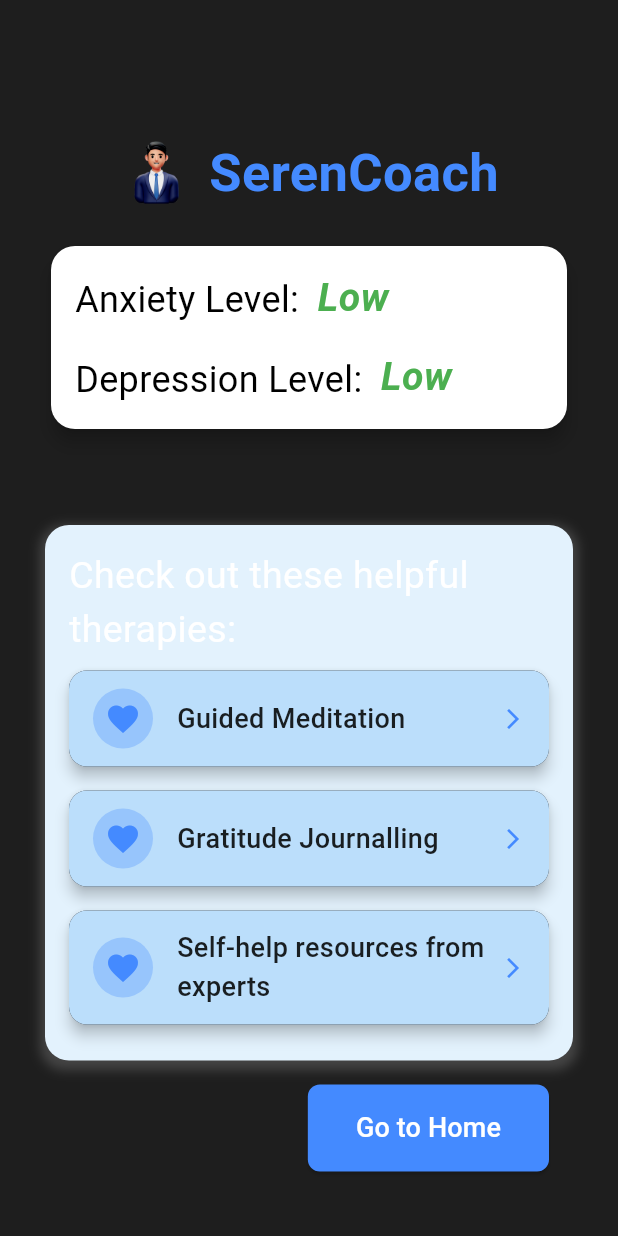
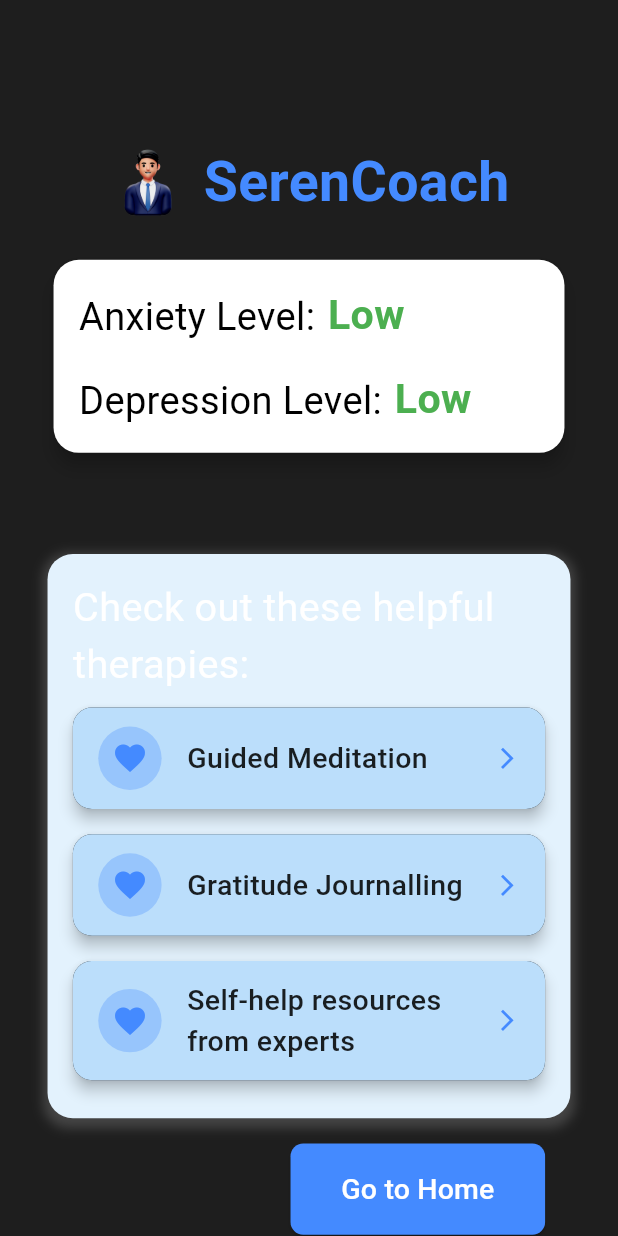
Before and after one commit to vishesh27111/SerenCoach, a Flutter app: the Detection screen opened directly with empty values, on a phone screen of 412 x 824 dp. Run offline on Flutter 3.47's test engine with Material 3 defaults, Android fonts, the light colour scheme and no system bars; our stand-ins replace camera, flutter_local_notifications, fluttertoast, just_audio, permission_handler, share_plus and 4 more; accounts and stored records are empty; network calls fail.

Commit message:
Add files via upload

```diff
--- a/flutter_app/lib/pages/detection.dart
+++ b/flutter_app/lib/pages/detection.dart
@@ -22,8 +22,8 @@ class Detection extends StatefulWidget {
   _DetectionState createState() => _DetectionState();
 }
 
-class _DetectionState extends State<Detection> with SingleTickerProviderStateMixin {
-
+class _DetectionState extends State<Detection>
+    with SingleTickerProviderStateMixin {
   @override
   void initState() {
     super.initState();
@@ -40,7 +40,8 @@ class _DetectionState extends State<Detection> with SingleTickerProviderStateMix
     final body = {'conversation': widget.conversationHistory};
 
     try {
-      final response = await http.post(url, headers: headers, body: jsonEncode(body));
+      final response =
+      await http.post(url, headers: headers, body: jsonEncode(body));
       if (response.statusCode == 201) {
         print('Conversation saved successfully');
       } else {
@@ -61,18 +62,30 @@ class _DetectionState extends State<Detection> with SingleTickerProviderStateMix
     }
   }
 
+  // Helper function to calculate dynamic sizes
+  double getDynamicSize(double baseSize) {
+    final screenWidth = MediaQuery
+        .of(context)
+        .size
+        .width;
+    return (screenWidth / 390) * baseSize; // 390 is the iPhone 13 Pro Max width
+  }
+
   @override
   Widget build(BuildContext context) {
     var anxiety = globals.anxiety ?? "low";
     var depression = globals.depression ?? "low";
-    globals.level = getLevel(anxiety, depression); // Set the level in globals
+    globals.level = getLevel(anxiety, depression);
 
     List<Map<String, dynamic>> actions;
     if (globals.level == 0) {
       actions = [
         {'title': 'Guided Meditation', 'widget': MeditationPage()},
         {'title': 'Gratitude Journalling', 'widget': GratitudeJournalPage()},
-        {'title': 'Self-help resources from experts', 'widget': ArticleListPage()},
+        {
+          'title': 'Self-help resources from experts',
+          'widget': ArticleListPage()
+        },
       ];
     } else if (globals.level == 1) {
       actions = [
@@ -86,229 +99,177 @@ class _DetectionState extends State<Detection> with SingleTickerProviderStateMix
       ];
     }
 
+    // // Helper function to calculate dynamic sizes
+    // double getDynamicSize(double baseSize) {
+    // final screenWidth = MediaQuery.of(context).size.width;
+    // return (screenWidth / 390) * baseSize; // 390 is the iPhone 13 Pro Max width
+    // }
+
     // Anxiety Color and Text
-    Color anxietyColor;
-    String anxietyLevelText;
-    if (anxiety == 'low') {
-      anxietyColor = Colors.green;
-      anxietyLevelText = 'Low';
-    } else if (anxiety == 'medium') {
-      anxietyColor = Colors.orange;
-      anxietyLevelText = 'Medium';
-    } else {
-      anxietyColor = Colors.red;
-      anxietyLevelText = 'High';
-    }
+    Color anxietyColor = anxiety == 'low'
+        ? Colors.green
+        : (anxiety == 'medium' ? Colors.orange : Colors.red);
+    String anxietyLevelText = '${anxiety[0].toUpperCase()}${anxiety.substring(1)
+        .toLowerCase()}';
 
     // Depression Color and Text
-    Color depressionColor;
-    String depressionLevelText;
-    if (depression == 'low') {
-      depressionColor = Colors.green;
-      depressionLevelText = 'Low';
-    } else if (depression == 'medium') {
-      depressionColor = Colors.orange;
-      depressionLevelText = 'Medium';
-    } else {
-      depressionColor = Colors.red;
-      depressionLevelText = 'High';
-    }
+    Color depressionColor = depression == 'low'
+        ? Colors.green
+        : (depression == 'medium' ? Colors.orange : Colors.red);
+    String depressionLevelText = '${depression[0].toUpperCase()}${anxiety
+        .substring(1).toLowerCase()}';
 
     return Scaffold(
       body: Padding(
-        // padding: const EdgeInsets.all(16.0),
-        padding: const EdgeInsets.only(
-          top: 90, // Padding from the top
-          left: 30, // Padding from the left
-          right: 30, // Padding from the right
+        padding: EdgeInsets.only(
+          top: getDynamicSize(90),
+          left: getDynamicSize(30),
+          right: getDynamicSize(30),
         ),
         child: Column(
           crossAxisAlignment: CrossAxisAlignment.center,
           children: <Widget>[
-            // SerenCoach Title as Header
+            // Header
             Center(
               child: Row(
                 crossAxisAlignment: CrossAxisAlignment.center,
-                mainAxisAlignment: MainAxisAlignment.center, // Ensure horizontal centering
+                mainAxisAlignment: MainAxisAlignment.center,
                 children: [
                   ClipOval(
                     child: Image.asset(
                       'assets/images/therapist_avatar.png',
-                      width: 50, // Set the width of the image
-                      height: 50, // Set the height of the image
-                      fit: BoxFit.cover, // Ensure the image fills the circular area without distortion
+                      width: getDynamicSize(50),
+                      height: getDynamicSize(50),
+                      fit: BoxFit.cover,
                     ),
-                  ), // Avatar
-                  const SizedBox(width: 10), // Space between the image and text
+                  ),
+                  SizedBox(width: getDynamicSize(10)),
                   Text(
                     "SerenCoach",
                     textAlign: TextAlign.center,
-                    style: const TextStyle(
-                      fontSize: 35,
+                    style: TextStyle(
+                      fontSize: getDynamicSize(35),
                       fontWeight: FontWeight.w700,
                       color: Colors.blueAccent,
                     ),
-                  ), // SerenCoach
+                  ),
                 ],
               ),
             ),
+            SizedBox(height: getDynamicSize(20)),
 
-            SizedBox(height: 20),
-
-            // Prediction Display in One Card (Full Width)
+            // Prediction Card
             Container(
-              width: double.infinity, // Ensure the card takes full width
+              width: double.infinity,
               child: Card(
-                color: Colors.white,  // Set background color to white
-                shape: RoundedRectangleBorder(borderRadius: BorderRadius.circular(16)),
+                color: Colors.white,
+                shape: RoundedRectangleBorder(
+                  borderRadius: BorderRadius.circular(getDynamicSize(16)),
+                ),
                 elevation: 5,
                 child: Padding(
-                  padding: const EdgeInsets.all(16.0),
+                  padding: EdgeInsets.all(getDynamicSize(16)),
                   child: Column(
                     crossAxisAlignment: CrossAxisAlignment.start,
                     children: [
-                      // Anxiety Level Label and Result
-                      Row(
-                        crossAxisAlignment: CrossAxisAlignment.end,
-                        children: [
-                          Text(
-                            'Anxiety Level:  ',
-                            style: TextStyle(
-                              fontSize: 24,
-                              fontWeight: FontWeight.w400,
-                              color: Colors.black,  // Label color is black
-                            ),
-                          ),
-                          SizedBox(height: 8),
-                          Text(
-                            anxietyLevelText,
-                            style: TextStyle(
-                              fontSize: 26, // Increased font size
-                              fontWeight: FontWeight.w600,
-                              color: anxietyColor, // Result color based on anxiety level
-                              fontStyle: FontStyle.italic, // Different font style for results
-                            ),
-                          ),
-                        ],
-                      ),
-
-                      SizedBox(height: 16),
-
-                      Row(
-                        crossAxisAlignment: CrossAxisAlignment.end,
-                        children: [
-                          Text(
-                            'Depression Level:  ',
-                            style: TextStyle(
-                              fontSize: 24,
-                              fontWeight: FontWeight.w400,
-                              color: Colors.black,  // Label color is black
-                            ),
-                          ),
-                          SizedBox(height: 8),
-                          Text(
-                            depressionLevelText,
-                            style: TextStyle(
-                              fontSize: 26, // Increased font size
-                              fontWeight: FontWeight.w600,
-                              color: depressionColor, // Result color based on depression level
-                              fontStyle: FontStyle.italic, // Different font style for results
-                            ),
-                          ),
-                        ],
-                      )
-                      // Depression Level Label and Result
-
+                      _buildLevelRow(
+                          'Anxiety Level:', anxietyLevelText, anxietyColor,
+                          context),
+                      SizedBox(height: getDynamicSize(16)),
+                      _buildLevelRow('Depression Level:', depressionLevelText,
+                          depressionColor, context),
                     ],
                   ),
                 ),
               ),
             ),
+            SizedBox(height: getDynamicSize(60)),
 
-            SizedBox(height: 60),
-
-            // Helpful Therapies Section
-            // Helpful Therapies Section
+            // Therapies Section
             Container(
-              width: double.infinity, // Ensures the container spans full width
+              width: double.infinity,
               decoration: BoxDecoration(
-                color: Colors.blue.shade50, // Background color for the section
-                borderRadius: BorderRadius.circular(16), // Rounded corners for the section
+                color: Colors.blue.shade50,
+                borderRadius: BorderRadius.circular(getDynamicSize(16)),
                 boxShadow: [
                   BoxShadow(
-                    color: Colors.grey.withOpacity(0.3), // Subtle shadow
+                    color: Colors.grey.withOpacity(0.3),
                     spreadRadius: 3,
                     blurRadius: 6,
-                    offset: Offset(0, 3), // Shadow position
+                    offset: Offset(0, 3),
                   ),
                 ],
               ),
               child: Padding(
-                padding: const EdgeInsets.all(16.0),
+                padding: EdgeInsets.all(getDynamicSize(16)),
                 child: Column(
                   crossAxisAlignment: CrossAxisAlignment.start,
                   children: [
-                    // Section Title
                     Text(
                       'Check out these helpful therapies:',
                       style: TextStyle(
-                        fontSize: 25,
+                        fontSize: getDynamicSize(25),
                         fontWeight: FontWeight.w400,
                       ),
                     ),
-
-                    SizedBox(height: 1),
-                    // List of Therapy Cards
+                    SizedBox(height: getDynamicSize(1)),
                     ListView.builder(
-                      shrinkWrap: true, // Ensures the ListView doesn't expand infinitely
-                      physics: NeverScrollableScrollPhysics(), // Prevents inner scrolling
+                      shrinkWrap: true,
+                      physics: NeverScrollableScrollPhysics(),
                       itemCount: actions.length,
                       itemBuilder: (context, index) {
                         return Card(
-                          margin: EdgeInsets.symmetric(vertical: 8),
-                          shape: RoundedRectangleBorder(borderRadius: BorderRadius.circular(12)),
+                          margin: EdgeInsets.symmetric(
+                              vertical: getDynamicSize(8)),
+                          shape: RoundedRectangleBorder(
+                            borderRadius: BorderRadius.circular(
+                                getDynamicSize(12)),
+                          ),
                           elevation: 4,
                           child: InkWell(
                             onTap: () {
                               Navigator.push(
                                 context,
-                                MaterialPageRoute(builder: (context) => actions[index]['widget']),
+                                MaterialPageRoute(builder: (
+                                    context) => actions[index]['widget']),
                               );
                             },
                             child: Container(
-                              padding: EdgeInsets.symmetric(vertical: 12, horizontal: 16),
+                              padding: EdgeInsets.symmetric(
+                                vertical: getDynamicSize(12),
+                                horizontal: getDynamicSize(16),
+                              ),
                               decoration: BoxDecoration(
-                                color: Colors.blue.shade100, // Background color of each card
-                                borderRadius: BorderRadius.circular(12),
+                                color: Colors.blue.shade100,
+                                borderRadius: BorderRadius.circular(
+                                    getDynamicSize(12)),
                               ),
                               child: Row(
                                 children: [
-                                  // Icon or Placeholder (Optional)
                                   CircleAvatar(
-                                    radius: 20,
-                                    backgroundColor: Colors.blueAccent.withOpacity(0.3),
+                                    radius: getDynamicSize(20),
+                                    backgroundColor: Colors.blueAccent
+                                        .withOpacity(0.3),
                                     child: Icon(
-                                      Icons.favorite, // Replace with a suitable icon
+                                      Icons.favorite,
                                       color: Colors.blueAccent,
                                     ),
                                   ),
-                                  SizedBox(width: 16),
-
-                                  // Therapy Title
+                                  SizedBox(width: getDynamicSize(16)),
                                   Expanded(
                                     child: Text(
                                       actions[index]['title'],
                                       style: TextStyle(
-                                        fontSize: 18,
+                                        fontSize: getDynamicSize(18),
                                         fontWeight: FontWeight.w500,
                                         color: Colors.black87,
                                       ),
                                     ),
                                   ),
                                   Icon(
-                                    Icons.arrow_forward_ios, // Navigation arrow
+                                    Icons.arrow_forward_ios,
                                     color: Colors.blueAccent,
-                                    size: 16,
+                                    size: getDynamicSize(16),
                                   ),
                                 ],
                               ),
@@ -322,11 +283,11 @@ class _DetectionState extends State<Detection> with SingleTickerProviderStateMix
               ),
             ),
 
-            // Go to Home Button
+            // Home Button
             Padding(
-              padding: const EdgeInsets.all(16.0),
+              padding: EdgeInsets.all(getDynamicSize(16)),
               child: Align(
-                alignment: Alignment.centerRight, // Align button to the right
+                alignment: Alignment.centerRight,
                 child: ElevatedButton(
                   onPressed: () async {
                     Navigator.pushNamed(context, '/home');
@@ -335,23 +296,52 @@ class _DetectionState extends State<Detection> with SingleTickerProviderStateMix
                   child: Text(
                     'Go to Home',
                     style: TextStyle(
-                      fontSize: 18,
-                      color: Colors.white, // Change font color to white
+                      fontSize: getDynamicSize(18),
+                      color: Colors.white,
                     ),
                   ),
                   style: ElevatedButton.styleFrom(
                     backgroundColor: Colors.blueAccent,
-                    padding: EdgeInsets.symmetric(vertical: 16, horizontal: 32),
-                    shape: RoundedRectangleBorder(borderRadius: BorderRadius.circular(8)),
+                    padding: EdgeInsets.symmetric(
+                      vertical: getDynamicSize(16),
+                      horizontal: getDynamicSize(32),
+                    ),
+                    shape: RoundedRectangleBorder(
+                      borderRadius: BorderRadius.circular(getDynamicSize(8)),
+                    ),
                   ),
                 ),
               ),
             ),
-
           ],
         ),
       ),
     );
+  }
 
+  Widget _buildLevelRow(String label, String level, Color color,
+      BuildContext context) {
+    return Row(
+      crossAxisAlignment: CrossAxisAlignment.end,
+      children: [
+        Text(
+          label,
+          style: TextStyle(
+            fontSize: getDynamicSize(24),
+            fontWeight: FontWeight.w400,
+            color: Colors.black,
+          ),
+        ),
+        SizedBox(width: getDynamicSize(8)),
+        Text(
+          level,
+          style: TextStyle(
+            fontSize: getDynamicSize(26),
+            fontWeight: FontWeight.w600,
+            color: color,
+          ),
+        ),
+      ],
+    );
   }
 }
```
